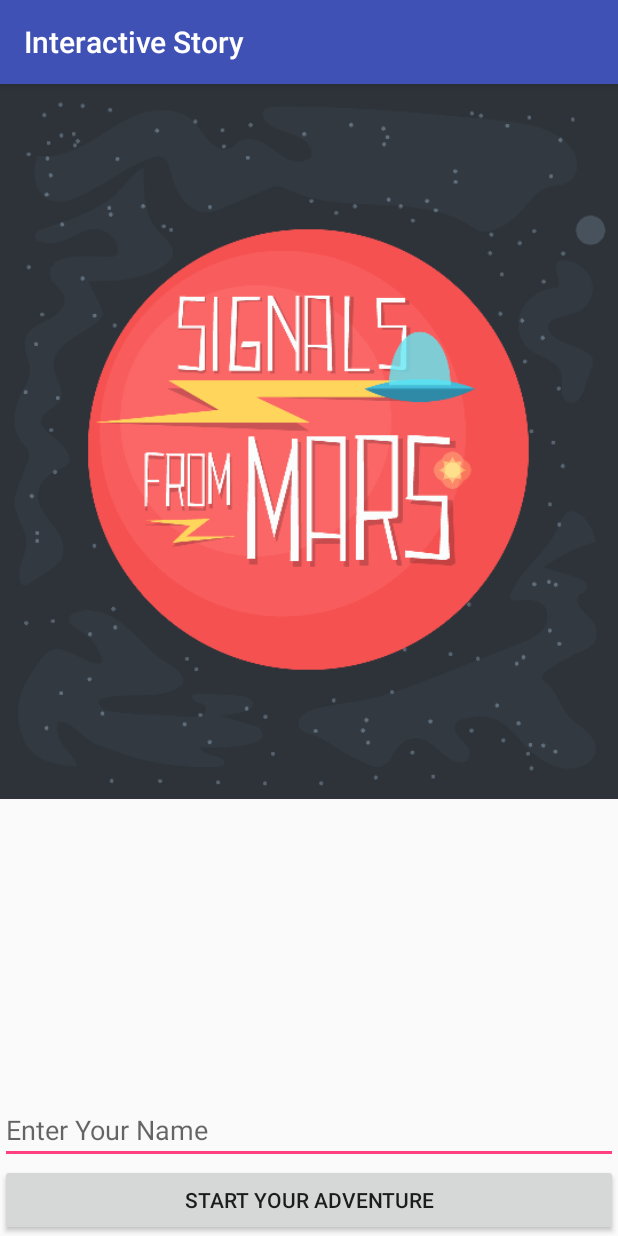
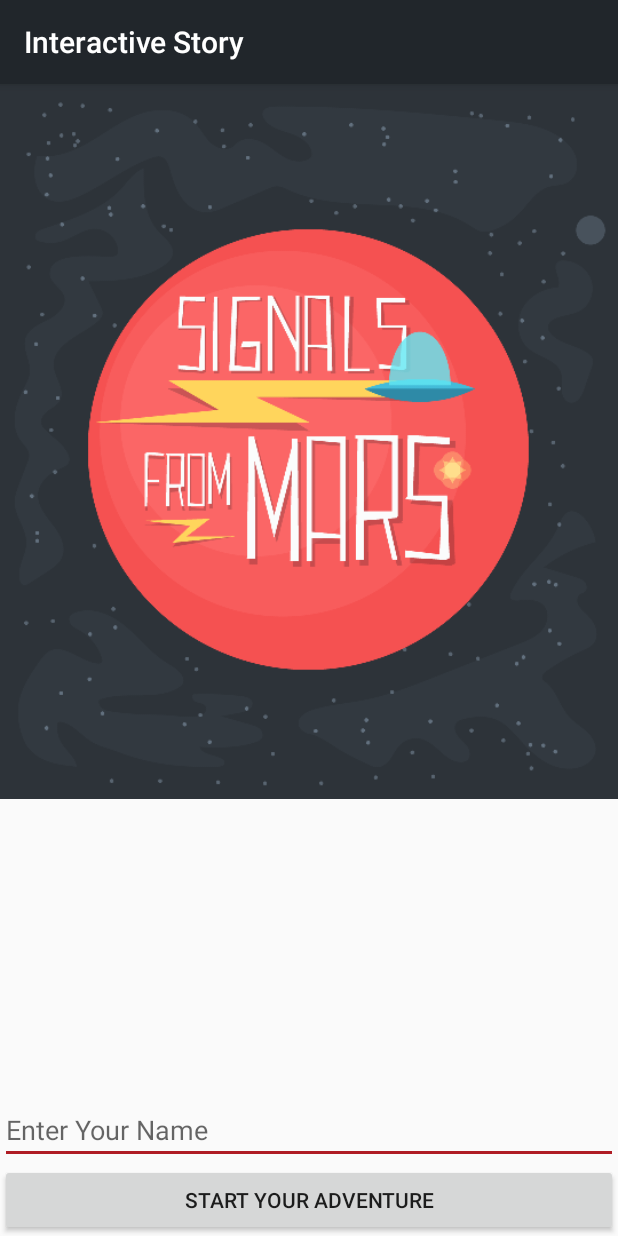
Before and after one commit to ChirikuAlii/Interactive-Story, an Android app: the screen it shows after launch (MainActivity), on a phone screen of 412 x 824 dp. Run offline under Robolectric (Android 15) with nearby library versions, the phone set to English and light mode, and no system bars.

Commit message:
change color theme
colos in folder value

```diff
--- a/app/src/main/res/values/colors.xml
+++ b/app/src/main/res/values/colors.xml
@@ -1,6 +1,6 @@
 <?xml version="1.0" encoding="utf-8"?>
 <resources>
-    <color name="colorPrimary">#3F51B5</color>
-    <color name="colorPrimaryDark">#303F9F</color>
-    <color name="colorAccent">#FF4081</color>
+    <color name="colorPrimary">#21262b</color>
+    <color name="colorPrimaryDark">#1A1718</color>
+    <color name="colorAccent">#af1c24</color>
 </resources>
```
